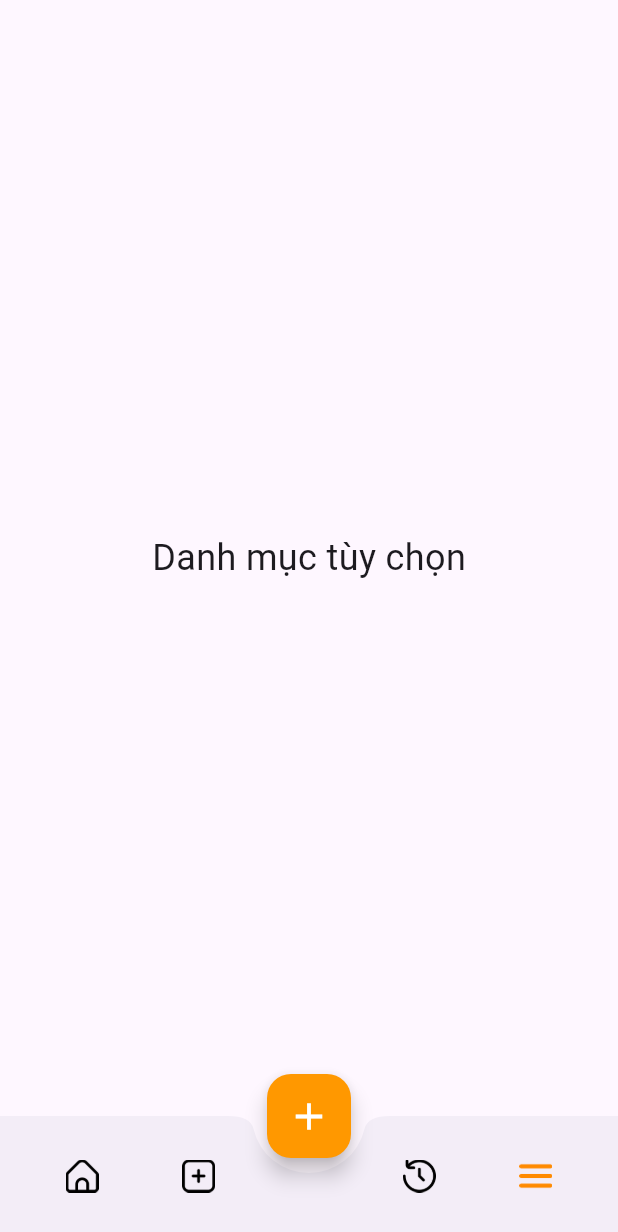
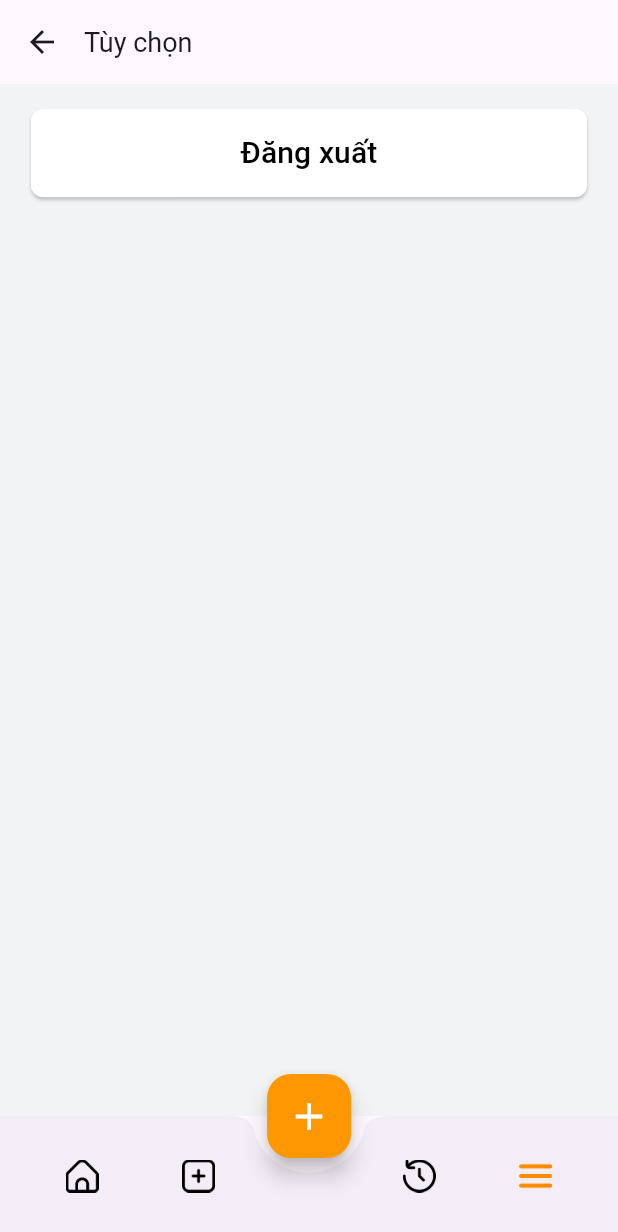
Before and after one commit to Hwangzii/Restaurant-Management-21CN2, a Flutter app: the screen it shows after launch, item 4 of the bottom bar chosen, on a phone screen of 412 x 824 dp. Shown: the top 1232 px of the screen. Run offline on Flutter 3.47's test engine with Material 3 defaults, Android fonts, the phone set to English and light mode, and no system bars; our stand-ins replace pinput, qr_flutter.

Commit message:
thanh update code

```diff
--- a/Project/frontend/lib/screens/manager_screen.dart
+++ b/Project/frontend/lib/screens/manager_screen.dart
@@ -1,7 +1,7 @@
 // import 'package:app/file_test/test_home.dart';
 import 'package:app/screens/history_screen.dart';
 import 'package:app/screens/home_screen.dart';
-import 'package:app/screens/menu_options_screen.dart';
+import 'package:app/screens/menu_options.dart';
 import 'package:app/screens/order_screen.dart';
 import 'package:app/screens/tables_screen.dart';
 import 'package:app/screens/warehouse_screen.dart';
@@ -22,7 +22,7 @@ class _ManagerScreenState extends State<ManagerScreen> {
     HomeScreen(),
     OrderScreen(),
     HistoryScreen(),
-    MenuOptionsScreen(),
+    MenuOptions(),
   ];
 
   // Hàm cập nhật chỉ số khi người dùng nhấn vào mục trong BottomNavigationBar
--- /dev/null
+++ b/Project/frontend/lib/screens/menu_options.dart
@@ -0,0 +1,78 @@
+import 'package:flutter/material.dart';
+import 'login_screen.dart';
+
+class MenuOptions extends StatelessWidget {
+  @override
+  Widget build(BuildContext context) {
+    // Lấy kích thước màn hình
+    double screenWidth = MediaQuery.of(context).size.width;
+    double screenHeight = MediaQuery.of(context).size.height;
+
+    return Scaffold(
+      backgroundColor: Color(0xFFF2F3F4),
+      appBar: AppBar(
+        leading: IconButton(
+          icon: Icon(Icons.arrow_back),
+          onPressed: () {
+            Navigator.pop(context); // Quay lại màn hình trước
+          },
+        ),
+        title: Text(
+          'Tùy chọn', // Tiêu đề AppBar
+          style: TextStyle(
+            fontSize: 18, // Đổi kích thước phù hợp
+          ),
+        ),
+        centerTitle: false,
+        titleSpacing: 0,
+      ),
+      body: Padding(
+        padding: EdgeInsets.symmetric(
+            horizontal: screenWidth * 0.05), // Đảm bảo căn trái
+        child: Center(
+          child: Column(
+            mainAxisAlignment: MainAxisAlignment.start, // Đưa tất cả lên trên
+            crossAxisAlignment:
+                CrossAxisAlignment.start, // Căn trái cho chữ "Tùy chọn"
+            children: [
+              SizedBox(
+                  height: screenHeight *
+                      0.02), // Khoảng cách từ trên xuống (giảm xuống)
+              // Nút Đăng xuất
+              Container(
+                width: screenWidth * 0.9, // Chiếm 90% chiều rộng màn hình
+                child: ElevatedButton(
+                  onPressed: () {
+                    // Chuyển về màn hình LoginScreen và loại bỏ tất cả màn hình trước đó
+                    Navigator.pushAndRemoveUntil(
+                      context,
+                      MaterialPageRoute(builder: (context) => LoginScreen()),
+                      (Route<dynamic> route) =>
+                          false, // Loại bỏ tất cả các màn hình trước đó
+                    );
+                  },
+                  child: Text(
+                    'Đăng xuất',
+                    style: TextStyle(
+                      color: Colors.black, // Chữ màu đen
+                      fontSize: 20,
+                    ),
+                  ),
+                  style: ElevatedButton.styleFrom(
+                    backgroundColor: Color(0xFFFFFFFF), // Màu nút trắng
+                    padding: EdgeInsets.symmetric(
+                      vertical: 15, // Chiều cao nút
+                    ),
+                    shape: RoundedRectangleBorder(
+                      borderRadius: BorderRadius.circular(8), // Bo tròn nút
+                    ),
+                  ),
+                ),
+              ),
+            ],
+          ),
+        ),
+      ),
+    );
+  }
+}
--- a/Project/frontend/lib/screens/menu_options_screen.dart
+++ /dev/null
@@ -1,14 +0,0 @@
-import 'package:flutter/material.dart';
-
-class MenuOptionsScreen extends StatelessWidget {
-  const MenuOptionsScreen({super.key});
-
-  @override
-  Widget build(BuildContext context) {
-    return Scaffold(
-      body: Center(
-        child: Text('Danh mục tùy chọn', style: TextStyle(fontSize: 24)),
-      ),
-    );
-  }
-}
```
